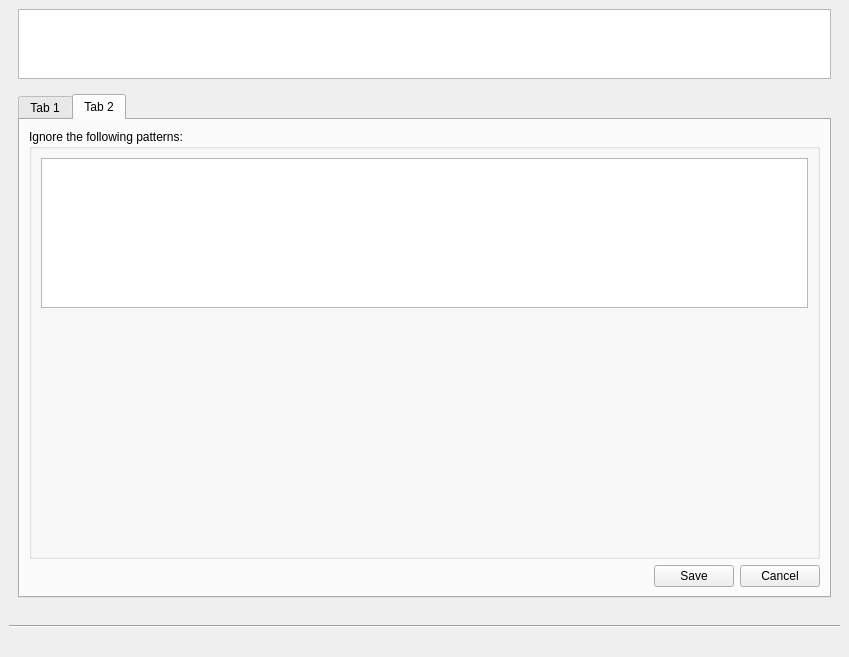
This is pcloudwindow.ui in pcloudcom/psyncgui as Qt 5 draws it before an edit. The edited form follows.
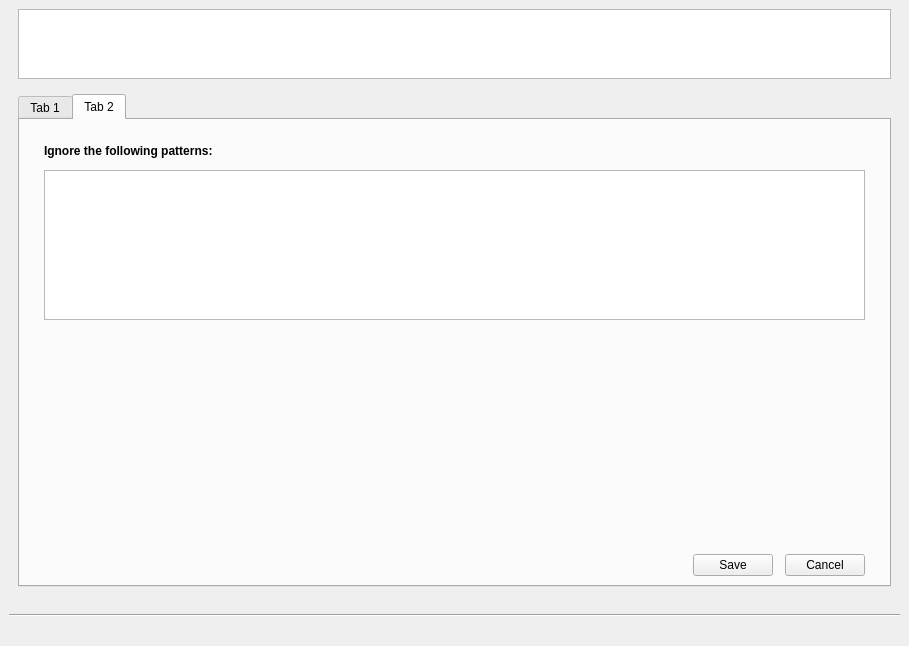
This is the edited form. The open tabs and pages were chosen to show the change. Icons and pictures are not drawn.

What changed in the file:
```diff
--- a/pcloudwindow.ui
+++ b/pcloudwindow.ui
@@ -6,8 +6,8 @@
    <rect>
     <x>0</x>
     <y>0</y>
-    <width>849</width>
-    <height>657</height>
+    <width>909</width>
+    <height>646</height>
    </rect>
   </property>
   <property name="windowTitle">
@@ -465,12 +465,17 @@
                </widget>
               </item>
               <item>
-               <layout class="QVBoxLayout" name="verticalLayout_38">
+               <layout class="QVBoxLayout" name="verticalLayout_27">
+                <item>
+                 <layout class="QVBoxLayout" name="verticalLayout_26">
+                  <property name="spacing">
+                   <number>0</number>
+                  </property>
                 <property name="leftMargin">
-                 <number>12</number>
+                   <number>15</number>
                 </property>
                 <property name="topMargin">
-                 <number>0</number>
+                   <number>15</number>
                 </property>
                 <item>
                  <widget class="QLabel" name="label_syninfotitle">
@@ -489,6 +494,8 @@
                   </property>
                  </widget>
                 </item>
+                 </layout>
+                </item>
                 <item>
                  <layout class="QHBoxLayout" name="horizontalLayout_25">
                   <item>
@@ -539,20 +546,28 @@
            <attribute name="title">
             <string>Tab 2</string>
            </attribute>
-           <layout class="QHBoxLayout" name="horizontalLayout_23">
+           <layout class="QVBoxLayout" name="verticalLayout_33">
             <item>
              <layout class="QVBoxLayout" name="verticalLayout_24">
-              <item>
-               <widget class="QGroupBox" name="groupBoxSyncPatterns">
-                <property name="title">
-                 <string>Ignore the following patterns:</string>
-                </property>
-                <layout class="QVBoxLayout" name="verticalLayout_26">
                  <property name="spacing">
-                  <number>18</number>
+               <number>12</number>
+              </property>
+              <property name="leftMargin">
+               <number>15</number>
+              </property>
+              <property name="topMargin">
+               <number>15</number>
+              </property>
+              <property name="rightMargin">
+               <number>15</number>
                  </property>
                  <item>
-                  <layout class="QVBoxLayout" name="verticalLayout_27">
+               <widget class="QLabel" name="label_sttngsinfo">
+                <property name="text">
+                 <string>&lt;html&gt;&lt;head/&gt;&lt;body&gt;&lt;p&gt;&lt;span style=&quot; font-weight:600;&quot;&gt;Ignore the following patterns:&lt;/span&gt;&lt;/p&gt;&lt;/body&gt;&lt;/html&gt;</string>
+                </property>
+               </widget>
+              </item>
                    <item>
                     <widget class="QTextEdit" name="text_patterns">
                      <property name="maximumSize">
@@ -563,8 +578,6 @@
                      </property>
                     </widget>
                    </item>
-                  </layout>
-                 </item>
                  <item>
                   <widget class="QLabel" name="label_infoexptns">
                    <property name="text">
@@ -583,16 +596,16 @@
                    <property name="orientation">
                     <enum>Qt::Vertical</enum>
                    </property>
+                <property name="sizeType">
+                 <enum>QSizePolicy::Expanding</enum>
+                </property>
                    <property name="sizeHint" stdset="0">
                     <size>
                      <width>20</width>
-                     <height>40</height>
+                  <height>50</height>
                     </size>
                    </property>
                   </spacer>
-                 </item>
-                </layout>
-               </widget>
               </item>
               <item>
                <layout class="QHBoxLayout" name="horizontalLayout_31">
```
Left out of the diff: 110 changed lines with no effect on the pictures. Lines whose indentation alone changed are shown as unchanged.
